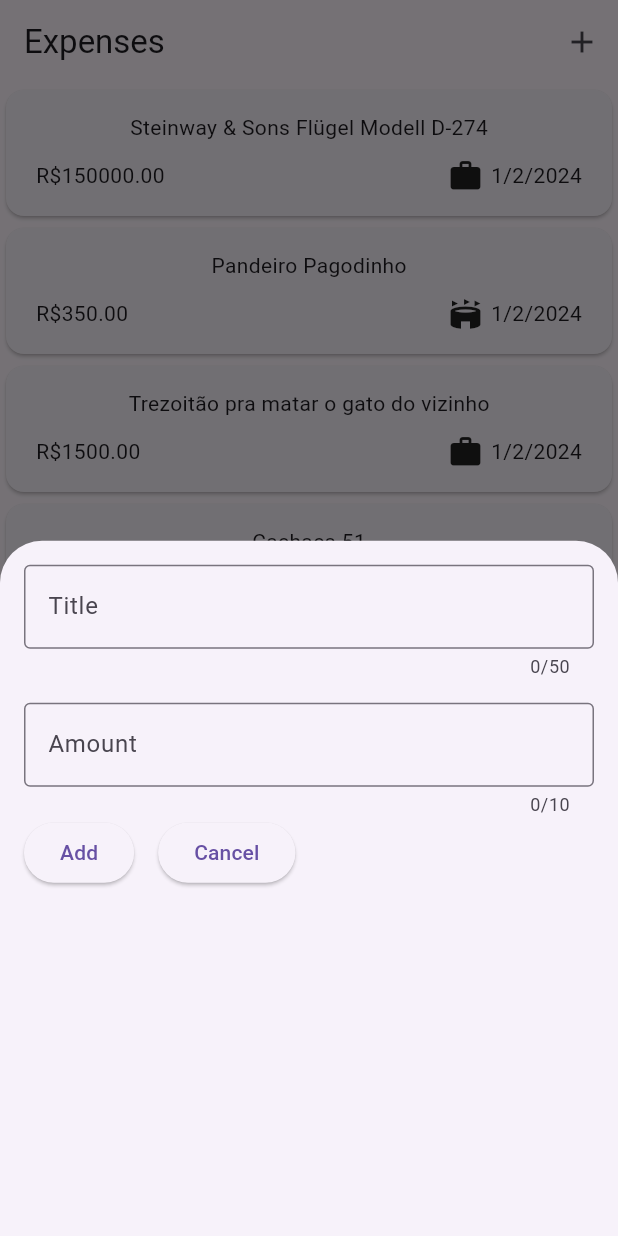
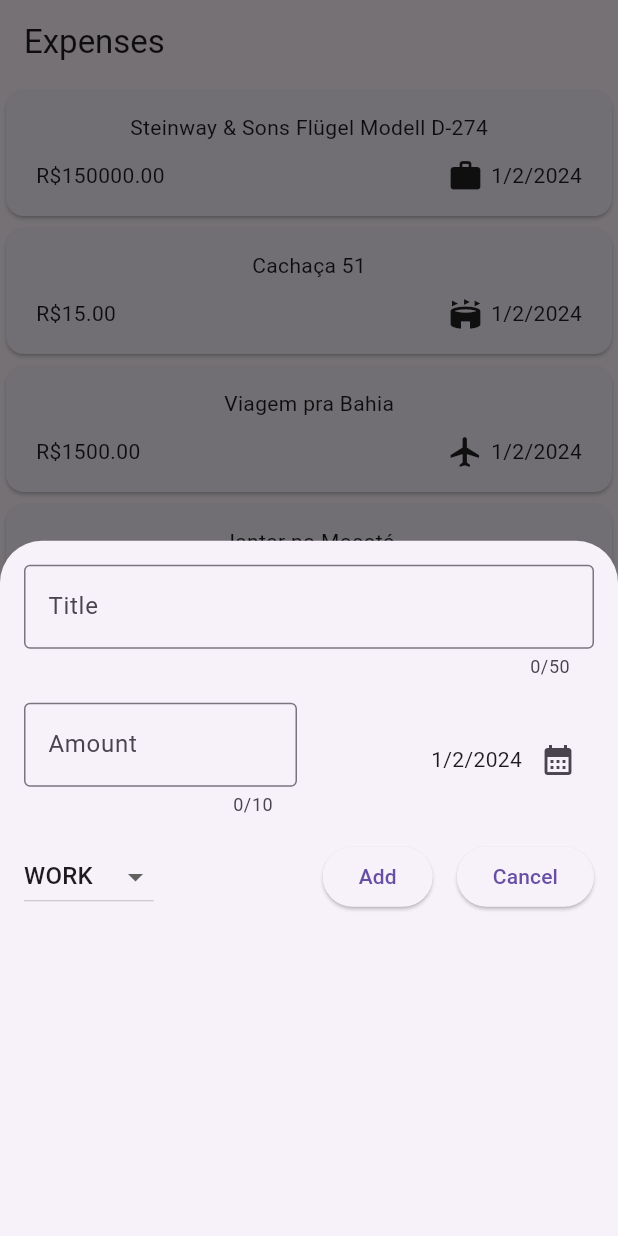
Before and after one commit to PedroGabrielBHZ/expense_tracker, a Flutter app: the screen it shows after launch, after a tap on the "add" icon, on a phone screen of 412 x 824 dp. Run offline on Flutter 3.47's test engine with Material 3 defaults, Android fonts, the phone set to English and light mode, and no system bars.

Commit message:
Refactor expense form and add `add expense` functionality

```diff
--- a/lib/widgets/expenses.dart
+++ b/lib/widgets/expenses.dart
@@ -17,16 +17,6 @@ class _ExpensesState extends State<Expenses> {
     Expense(
         title: "Steinway & Sons Flügel Modell D-274",
         amount: 150000.00,
-        date: DateTime.now(),
-        category: Category.work),
-    Expense(
-        title: "Pandeiro Pagodinho",
-        amount: 350,
-        date: DateTime.now(),
-        category: Category.leisure),
-    Expense(
-        title: "Trezoitão pra matar o gato do vizinho",
-        amount: 1500,
         date: DateTime.now(),
         category: Category.work),
     Expense(
@@ -50,25 +40,22 @@ class _ExpensesState extends State<Expenses> {
       date: DateTime.now(),
       category: Category.work,
     ),
-    Expense(
-      title: "Quem tem medo de Teresinha Soares?",
-      amount: 200,
-      date: DateTime.now(),
-      category: Category.leisure,
-    ),
-    Expense(
-        title: "Umas brejas",
-        amount: 50,
-        date: DateTime.now(),
-        category: Category.leisure),
   ];
 
   void _openAddExpenseOverlay() {
     showModalBottomSheet(
         context: context,
         builder: (context) {
-          return const NewExpense();
+          return NewExpense(
+            onAddExpense: _addExpense,
+          );
         });
+  }
+
+  void _addExpense(Expense expense) {
+    setState(() {
+      _registeredExpenses.add(expense);
+    });
   }
 
   @override
@@ -76,18 +63,17 @@ class _ExpensesState extends State<Expenses> {
     return Scaffold(
       appBar: AppBar(
         title: const Text("Expenses"),
-        actions: [
-          IconButton(
-            onPressed: _openAddExpenseOverlay,
-            icon: const Icon(Icons.add),
-          )
-        ],
       ),
       body: Column(
         children: [
           Expanded(child: ExpensesList(expenses: _registeredExpenses)),
         ],
       ),
+      floatingActionButtonLocation: FloatingActionButtonLocation.endFloat,
+      floatingActionButton: FloatingActionButton(
+        onPressed: _openAddExpenseOverlay,
+        child: const Icon(Icons.add),
+      ),
     );
   }
 }
--- a/lib/widgets/new_expense.dart
+++ b/lib/widgets/new_expense.dart
@@ -1,7 +1,13 @@
+import 'package:expense_tracker/models/expense.dart';
 import 'package:flutter/material.dart';
+import 'package:intl/intl.dart';
+
+final formatter = DateFormat.yMd();
 
 class NewExpense extends StatefulWidget {
-  const NewExpense({super.key});
+  const NewExpense({super.key, required this.onAddExpense});
+
+  final void Function(Expense expense) onAddExpense;
 
   @override
   State<NewExpense> createState() {
@@ -12,6 +18,49 @@ class NewExpense extends StatefulWidget {
 class _NewExpenseState extends State<NewExpense> {
   final _titleController = TextEditingController();
   final _amountController = TextEditingController();
+  DateTime? _selectedDate = DateTime.now();
+  Category _selectedCategory = Category.work;
+
+  void _presentDatePicker() async {
+    final pickedDate = await showDatePicker(
+      context: context,
+      initialDate: DateTime.now(),
+      firstDate: DateTime.now().subtract(const Duration(days: 30)),
+      lastDate: DateTime.now(),
+    );
+    setState(() {
+      _selectedDate = pickedDate;
+    });
+  }
+
+  void _submitExpenseData() {
+    final enteredTitle = _titleController.text.trim();
+    final enteredAmount = double.tryParse(_amountController.text);
+    final amountIsValid = enteredAmount != null && enteredAmount > 0;
+
+    if (enteredTitle.isEmpty || !amountIsValid || _selectedDate == null) {
+      showDialog(
+          context: context,
+          builder: (context) => AlertDialog(
+                title: const Text("Invalid input"),
+                content: const Text("Please enter valid data"),
+                actions: [
+                  TextButton(
+                      onPressed: () {
+                        Navigator.of(context).pop();
+                      },
+                      child: const Text("OK"))
+                ],
+              ));
+      return;
+    }
+    widget.onAddExpense(Expense(
+        title: enteredTitle,
+        amount: enteredAmount,
+        date: _selectedDate!,
+        category: _selectedCategory));
+    Navigator.of(context).pop();
+  }
 
   @override
   void dispose() {
@@ -36,7 +85,10 @@ class _NewExpenseState extends State<NewExpense> {
             ),
           ),
           const SizedBox(height: 16),
-          TextField(
+          Row(
+            children: [
+              Expanded(
+                child: TextField(
                   maxLength: 10,
                   keyboardType: TextInputType.number,
                   controller: _amountController,
@@ -46,12 +98,43 @@ class _NewExpenseState extends State<NewExpense> {
                     border: OutlineInputBorder(),
                   ),
                 ),
+              ),
+              const SizedBox(width: 16),
+              Expanded(
+                child: Row(
+                  mainAxisAlignment: MainAxisAlignment.end,
+                  crossAxisAlignment: CrossAxisAlignment.center,
+                  children: [
+                    Text(_selectedDate == null
+                        ? "No date selected"
+                        : formatter.format(_selectedDate!)),
+                    IconButton(
+                        onPressed: _presentDatePicker,
+                        icon: const Icon(Icons.calendar_month))
+                  ],
+                ),
+              )
+            ],
+          ),
+          const SizedBox(height: 16),
           Row(
             children: [
+              DropdownButton(
+                  value: _selectedCategory,
+                  items: Category.values
+                      .map((category) => DropdownMenuItem(
+                            value: category,
+                            child: Text(category.name.toUpperCase()),
+                          ))
+                      .toList(),
+                  onChanged: (value) {
+                    setState(() {
+                      _selectedCategory = value as Category;
+                    });
+                  }),
+              const Spacer(),
               ElevatedButton(
-                onPressed: () {
-                  Navigator.of(context).pop();
-                },
+                onPressed: _submitExpenseData,
                 child: const Text("Add"),
               ),
               const SizedBox(width: 16),
```
Lines whose indentation alone changed are shown as unchanged.
